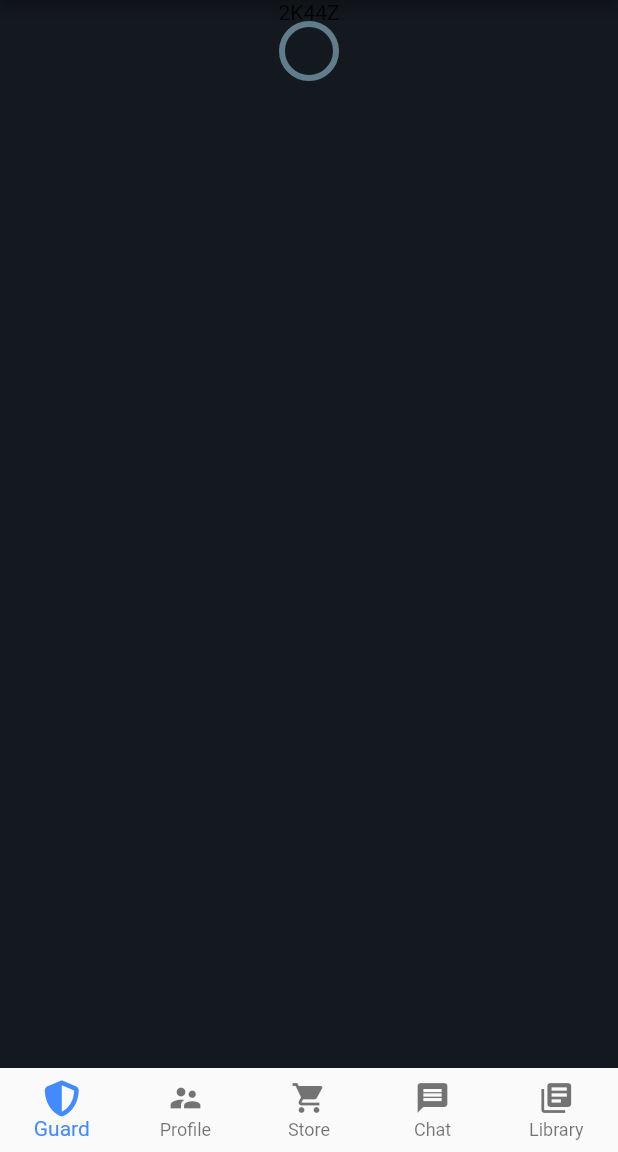
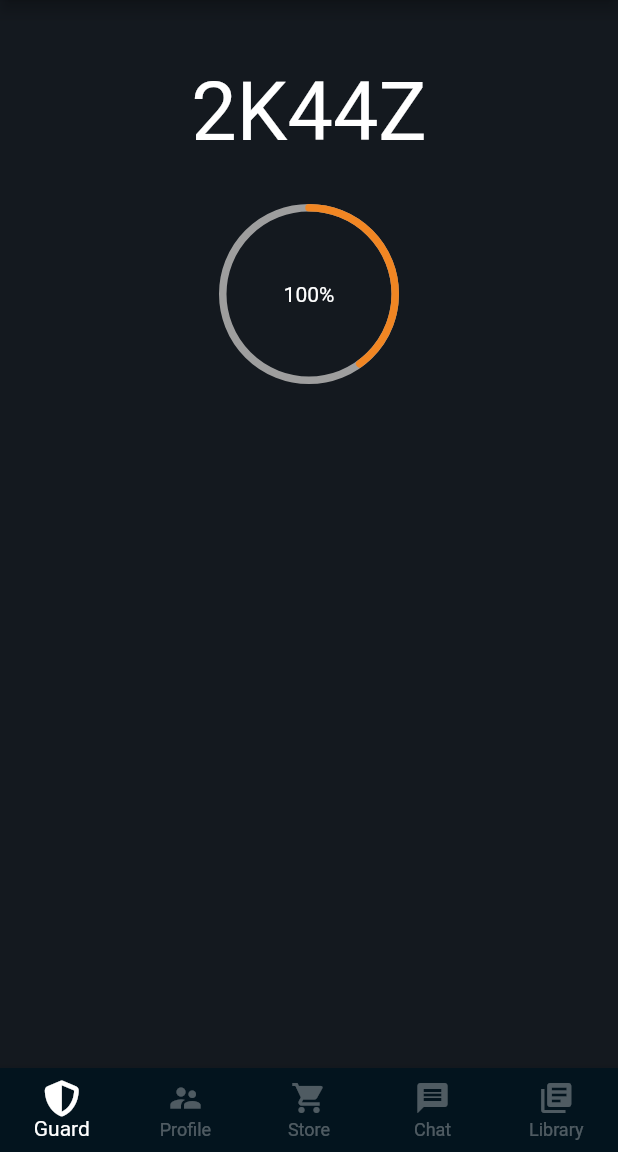
Before and after one commit to Doko-Demo-Doa/steamclient-flutter, a Flutter app: the screen it shows after launch, on a phone screen of 412 x 824 dp, the part 84-1236 px from its top. Run offline on Flutter 3.47's test engine with Material 2 defaults, Android fonts, the phone set to English and light mode, and no system bars; drawn by our look-alikes of percent_indicator; our stand-ins replace dio, font_awesome_flutter, get_it.

Commit message:
Added circular progress

```diff
--- a/lib/common/predefined_colors.dart
+++ b/lib/common/predefined_colors.dart
@@ -3,3 +3,5 @@ library predefined_colors;
 import 'package:steamclient/views/widgets/hex_color.dart';
 
 HexColor DARK = HexColor('#14191F');
+HexColor ALMOST_BLACK = HexColor('#03141E');
+HexColor DUSTY_ORANGE = HexColor('#F18623');
--- a/lib/router.dart
+++ b/lib/router.dart
@@ -1,7 +1,6 @@
 import 'package:flutter/material.dart';
 import 'package:flutter/widgets.dart';
 import 'package:steamclient/common/static_data.dart' as routes;
-import 'package:steamclient/views/steam_guard.dart';
 import 'package:steamclient/views/tab_layout.dart';
 
 import 'package:steamclient/views/screens/app_page.dart';
@@ -13,8 +12,6 @@ Route<dynamic> generateRoute(RouteSettings settings) {
     case routes.SteamTablayout:
       return MaterialPageRoute(builder: (_) => SteamTablayout());
 
-    case routes.SteamGuardRoute:
-      return MaterialPageRoute(builder: (_) => SteamGuard());
     case routes.StoreFrontRoute:
       return MaterialPageRoute(builder: (_) => StoreFront());
     case routes.ProfileRoute:
--- /dev/null
+++ b/lib/views/screens/steam_guard.dart
@@ -0,0 +1,31 @@
+import 'package:flutter/material.dart';
+import 'package:percent_indicator/circular_percent_indicator.dart';
+import 'package:steamclient/common/predefined_colors.dart' as PredefinedColors;
+
+class SteamGuard extends StatelessWidget {
+  @override
+  Widget build(BuildContext context) {
+    return Container(
+      width: double.infinity,
+      padding: EdgeInsets.symmetric(horizontal: 24, vertical: 43),
+      color: PredefinedColors.DARK,
+      child: Column(
+        children: <Widget>[
+          Text('2K44Z', style: TextStyle(fontSize: 54, color: Colors.white)),
+          Padding(
+            padding: const EdgeInsetsDirectional.only(top: 30),
+          ),
+          CircularPercentIndicator(
+            radius: 120.0,
+            lineWidth: 5.0,
+            percent: 0.4,
+            center: new Text("100%", style: TextStyle(color: Colors.white)),
+            backgroundColor: Colors.grey,
+            progressColor: PredefinedColors.DUSTY_ORANGE,
+            circularStrokeCap: CircularStrokeCap.round,
+          )
+        ],
+      ),
+    );
+  }
+}
--- a/lib/views/steam_guard.dart
+++ /dev/null
@@ -1,21 +0,0 @@
-import 'package:flutter/material.dart';
-import 'package:steamclient/common/predefined_colors.dart' as PredefinedColors;
-
-class SteamGuard extends StatelessWidget {
-  @override
-  Widget build(BuildContext context) {
-    return Container(
-      width: double.infinity,
-      color: PredefinedColors.DARK,
-      child: Column(
-        children: <Widget>[
-          Text('2K44Z'),
-          CircularProgressIndicator(
-            value: 24,
-            backgroundColor: PredefinedColors.DARK,
-          )
-        ],
-      ),
-    );
-  }
-}
--- a/lib/views/tab_layout.dart
+++ b/lib/views/tab_layout.dart
@@ -4,7 +4,8 @@ import 'package:font_awesome_flutter/font_awesome_flutter.dart';
 import 'package:steamclient/views/screens/app_page.dart';
 import 'package:steamclient/views/screens/profile.dart';
 import 'package:steamclient/views/screens/storefront.dart';
-import 'package:steamclient/views/steam_guard.dart';
+import 'package:steamclient/views/screens/steam_guard.dart';
+import 'package:steamclient/common/predefined_colors.dart' as PredefinedColors;
 
 class _TabLayoutState extends State<SteamTablayout> {
   int _currentTabIndex = 0;
@@ -24,7 +25,9 @@ class _TabLayoutState extends State<SteamTablayout> {
       body: _kTabPages[_currentTabIndex],
       bottomNavigationBar: BottomNavigationBar(
         currentIndex: _currentTabIndex,
-        selectedItemColor: Colors.blueAccent,
+        backgroundColor: PredefinedColors.ALMOST_BLACK,
+        selectedItemColor: Colors.white,
+        unselectedItemColor: Colors.white30,
         type: BottomNavigationBarType.fixed,
         onTap: (index) {
           // if (index == 2) {
--- a/pubspec.yaml
+++ b/pubspec.yaml
@@ -21,6 +21,7 @@ dependencies:
   get_it: ^3.0.3
   flutter_svg: any
   font_awesome_flutter: any
+  percent_indicator: ^2.1.1+1
 
   # The following adds the Cupertino Icons font to your application.
   # Use with the CupertinoIcons class for iOS style icons.
```
